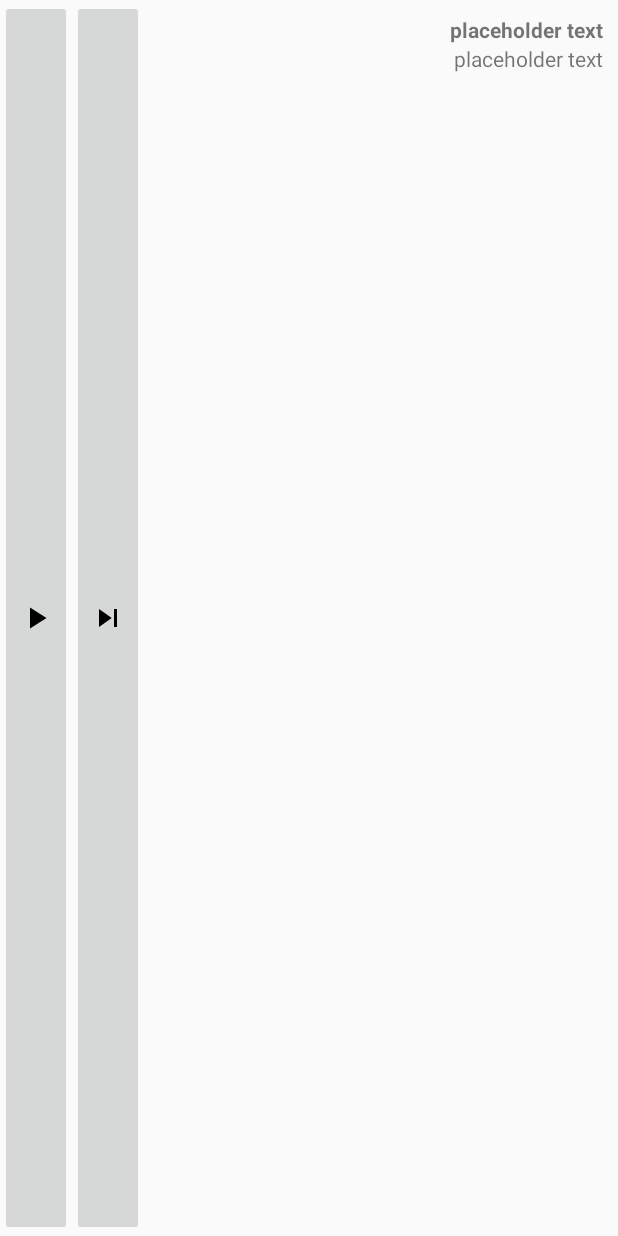
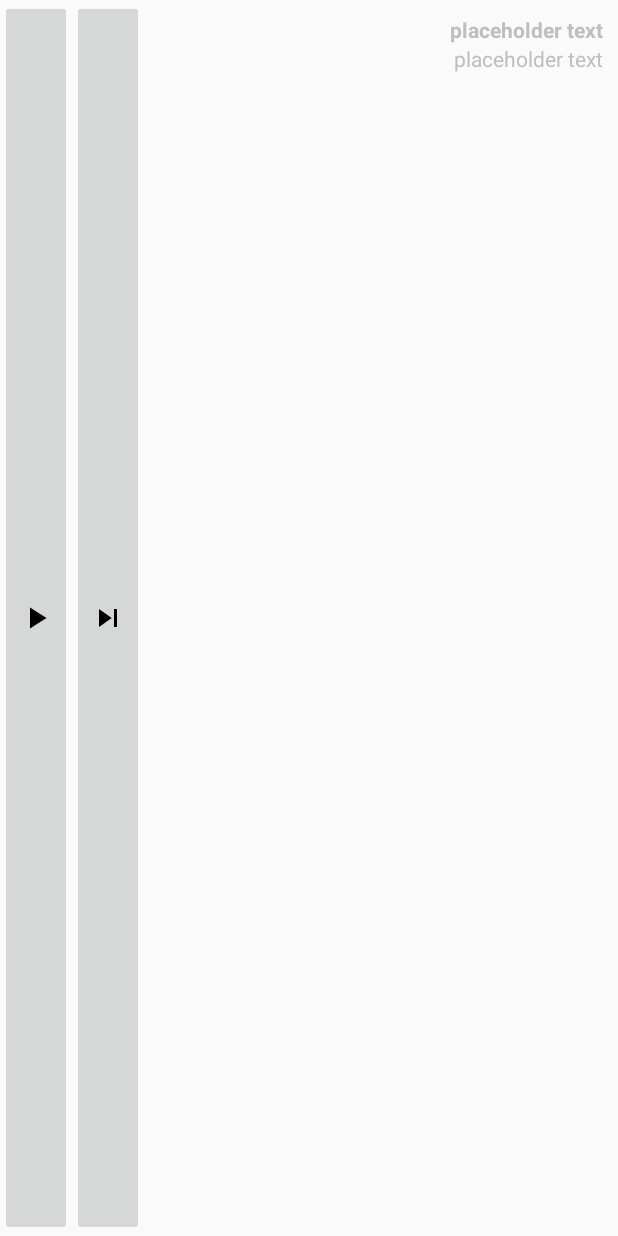
Before and after one commit to KARTIK01/dexterousmusic, an Android app: the layout notification_big.xml on its own in the app's theme, with its tools: preview values and no code run, on a phone screen of 412 x 824 dp. Run offline under Robolectric (Android 15) with nearby library versions, the phone set to English and light mode, and no system bars.

Commit message:
gradel changes

```diff
--- a/app/src/main/res/layout/notification_big.xml
+++ b/app/src/main/res/layout/notification_big.xml
@@ -44,6 +44,7 @@
             android:lines="1"
             android:singleLine="true"
             android:text="placeholder text"
+            android:textColor="@android:color/secondary_text_dark_nodisable"
             android:textStyle="bold" />
 
         <TextView
@@ -52,7 +53,8 @@
             android:layout_height="wrap_content"
             android:lines="1"
             android:singleLine="true"
-            android:text="placeholder text" />
+            android:text="placeholder text"
+            android:textColor="@android:color/secondary_text_dark_nodisable" />
 
     </LinearLayout>
 
```
Also changed, not shown: app/build.gradle (+7 -1 lines), app/src/main/java/music/dexterous/com/dexterousmusic/GlobalApplication.java (+2 -11 lines), app/src/main/java/music/dexterous/com/dexterousmusic/utils/android/GlobalApplicationTrackTime.java (deleted, +0 -27 lines).
